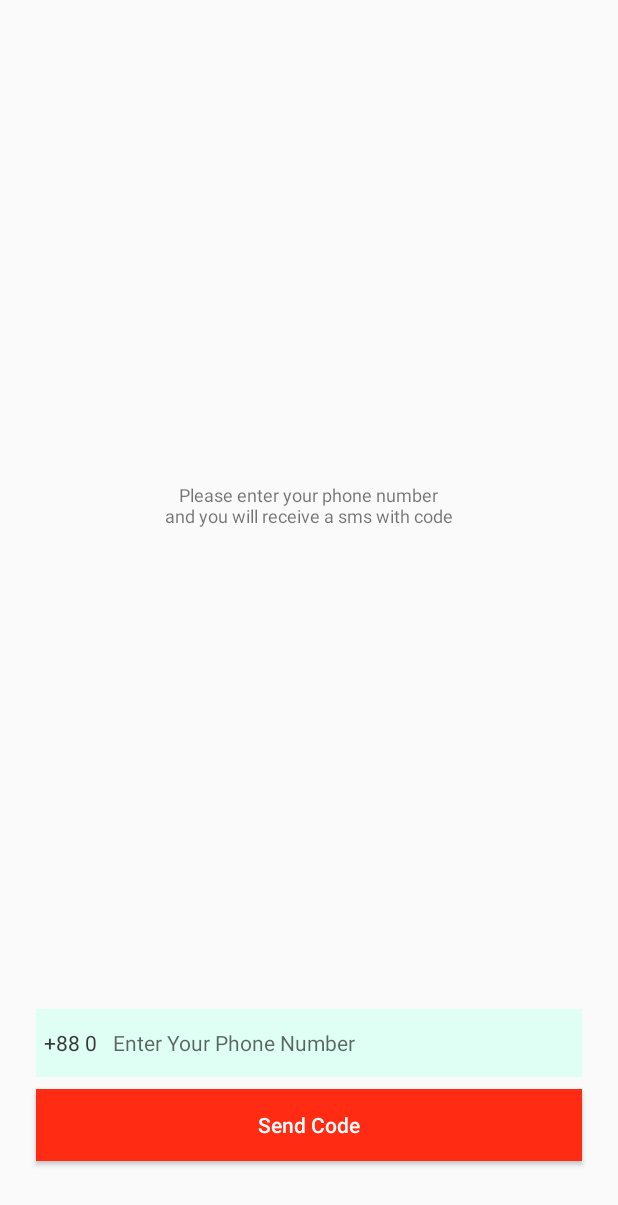
After one commit to walid-ashik/exertion, an Android app: the MobileSignUpActivity screen opened directly, with no data from a screen before it, on a phone screen of 412 x 824 dp. The commit adds this screen. Shown: the top 1205 px of the screen. Run offline under Robolectric (Android 15) with nearby library versions, the phone set to English and light mode, and no system bars; our stand-ins replace ButterKnife, Firebase (no records; nobody signed in at launch, a user with empty details on screens opened directly).

Commit message:
register user with mobile

```diff
--- /dev/null
+++ b/app/src/main/java/com/appkwan/exertion/feature/signup/MobileSignUpActivity.java
@@ -0,0 +1,147 @@
+package com.appkwan.exertion.feature.signup;
+
+import android.app.ProgressDialog;
+import android.content.Intent;
+import android.os.Bundle;
+import android.support.v7.app.AppCompatActivity;
+import android.support.v7.widget.AppCompatEditText;
+import android.view.View;
+import android.widget.Button;
+import android.widget.LinearLayout;
+import android.widget.TextView;
+import android.widget.Toast;
+
+import com.appkwan.exertion.R;
+import com.appkwan.exertion.feature.home.MainActivity;
+import com.google.firebase.FirebaseException;
+import com.google.firebase.auth.FirebaseAuth;
+import com.google.firebase.auth.PhoneAuthCredential;
+import com.google.firebase.auth.PhoneAuthProvider;
+
+import java.util.concurrent.TimeUnit;
+
+import butterknife.BindView;
+import butterknife.ButterKnife;
+import butterknife.OnClick;
+
+public class MobileSignUpActivity extends AppCompatActivity {
+
+    @BindView(R.id.textView3)
+    TextView textView3;
+    @BindView(R.id.phone_edittext)
+    AppCompatEditText phoneEdittext;
+    @BindView(R.id.send_code_button)
+    Button sendCodeButton;
+    @BindView(R.id.titleTextView)
+    TextView titleTextView;
+    @BindView(R.id.verification_code_edittext)
+    AppCompatEditText verificationCodeEdittext;
+    @BindView(R.id.verify_code_button)
+    Button verifyCodeButton;
+    @BindView(R.id.codeVerificationLayout)
+    LinearLayout codeVerificationLayout;
+
+    private FirebaseAuth mAuth;
+    private String verificationId;
+
+    private ProgressDialog mProgressDialog;
+
+    @Override
+    protected void onCreate(Bundle savedInstanceState) {
+        super.onCreate(savedInstanceState);
+        setContentView(R.layout.activity_mobile_sign_up);
+        ButterKnife.bind(this);
+        mAuth = FirebaseAuth.getInstance();
+
+        mProgressDialog = new ProgressDialog(this);
+        mProgressDialog.setMessage("Please wait...");
+    }
+
+    @OnClick(R.id.send_code_button)
+    public void onSendCodeButtonClicked() {
+
+        String phoneNumber = phoneEdittext.getText().toString().trim();
+
+        if (phoneNumber.isEmpty()) {
+            Toast.makeText(this, "Please enter your phone number", Toast.LENGTH_SHORT).show();
+            return;
+        }
+
+        PhoneAuthProvider.getInstance().verifyPhoneNumber(
+               "+880g" +  phoneNumber,        // Phone number to verify
+                60,                 // Timeout duration
+                TimeUnit.SECONDS,   // Unit of timeout
+                this,               // Activity (for callback binding)
+                mCallbacks);
+
+        phoneEdittext.setVisibility(View.GONE);
+        sendCodeButton.setVisibility(View.GONE);
+        textView3.setVisibility(View.GONE);
+
+        titleTextView.setText("Please enter the verification\ncode we sent to your number");
+        codeVerificationLayout.setVisibility(View.VISIBLE);
+
+    }
+
+    @OnClick(R.id.verify_code_button)
+    public void onVerificationButtonClicked(){
+        String code = verificationCodeEdittext.getText().toString().trim();
+
+        if(code.isEmpty()){
+            Toast.makeText(this, "Please enter code!", Toast.LENGTH_SHORT).show();
+            return;
+        }
+
+        verifyCode(code);
+    }
+
+    private PhoneAuthProvider.OnVerificationStateChangedCallbacks
+            mCallbacks = new PhoneAuthProvider.OnVerificationStateChangedCallbacks() {
+
+        @Override
+        public void onCodeSent(String s, PhoneAuthProvider.ForceResendingToken forceResendingToken) {
+            super.onCodeSent(s, forceResendingToken);
+            verificationId = s;
+        }
+
+        @Override
+        public void onVerificationCompleted(PhoneAuthCredential phoneAuthCredential) {
+            String code = phoneAuthCredential.getSmsCode();
+            if (code != null) {
+                mProgressDialog.show();
+                verifyCode(code);
+            }
+        }
+
+        @Override
+        public void onVerificationFailed(FirebaseException e) {
+            Toast.makeText(MobileSignUpActivity.this, e.getMessage(), Toast.LENGTH_SHORT).show();
+        }
+    };
+
+    private void verifyCode(String code) {
+        PhoneAuthCredential credential = PhoneAuthProvider.getCredential(verificationId, code);
+        signInWithCredential(credential);
+    }
+
+    private void signInWithCredential(PhoneAuthCredential credential) {
+
+        mAuth.signInWithCredential(credential)
+                .addOnCompleteListener(task -> {
+
+                    if (task.isSuccessful()) {
+
+                        mProgressDialog.hide();
+
+                        Intent intent = new Intent(MobileSignUpActivity.this, MainActivity.class);
+                        intent.setFlags(Intent.FLAG_ACTIVITY_NEW_TASK | Intent.FLAG_ACTIVITY_CLEAR_TASK);
+                        startActivity(intent);
+                    } else {
+                        Toast.makeText(this, task.getException().getMessage(), Toast.LENGTH_SHORT).show();
+                    }
+
+                });
+
+    }
+
+}
--- /dev/null
+++ b/app/src/main/res/layout/activity_mobile_sign_up.xml
@@ -0,0 +1,112 @@
+<?xml version="1.0" encoding="utf-8"?>
+<android.support.constraint.ConstraintLayout xmlns:android="http://schemas.android.com/apk/res/android"
+    xmlns:app="http://schemas.android.com/apk/res-auto"
+    xmlns:tools="http://schemas.android.com/tools"
+    android:layout_width="match_parent"
+    android:layout_height="match_parent"
+    tools:context=".feature.signup.MobileSignUpActivity">
+
+    <TextView
+        android:id="@+id/textView3"
+        android:layout_width="wrap_content"
+        android:layout_height="45dp"
+        android:layout_marginStart="24dp"
+        android:background="@color/colorEditTextBG"
+        android:gravity="center"
+        android:paddingStart="5dp"
+        android:paddingEnd="5dp"
+        android:text="+88 0"
+        android:textColor="@color/colorSemiBlack"
+        android:textSize="14sp"
+        app:layout_constraintStart_toStartOf="parent"
+        app:layout_constraintTop_toTopOf="@+id/phone_edittext" />
+
+    <android.support.v7.widget.AppCompatEditText
+        android:id="@+id/phone_edittext"
+        android:layout_width="0dp"
+        android:layout_height="45dp"
+        android:layout_marginEnd="24dp"
+        android:layout_marginBottom="8dp"
+        android:background="@color/colorEditTextBG"
+        android:hint="Enter Your Phone Number"
+        android:inputType="numberDecimal"
+        android:paddingStart="5dp"
+        android:paddingEnd="5dp"
+        android:textSize="14sp"
+        app:layout_constraintBottom_toTopOf="@+id/send_code_button"
+        app:layout_constraintEnd_toEndOf="parent"
+        app:layout_constraintStart_toEndOf="@+id/textView3" />
+
+    <Button
+        android:id="@+id/send_code_button"
+        android:layout_width="0dp"
+        android:layout_height="wrap_content"
+        android:layout_marginStart="24dp"
+        android:layout_marginEnd="24dp"
+        android:layout_marginBottom="50dp"
+        android:background="@color/colorAccent"
+        android:text="Send Code"
+        android:textAllCaps="false"
+        android:textColor="@color/colorWhite"
+        app:layout_constraintBottom_toBottomOf="parent"
+        app:layout_constraintEnd_toEndOf="parent"
+        app:layout_constraintStart_toStartOf="parent" />
+
+    <TextView
+        android:id="@+id/titleTextView"
+        android:layout_width="wrap_content"
+        android:layout_height="wrap_content"
+        android:layout_marginStart="8dp"
+        android:layout_marginTop="8dp"
+        android:layout_marginEnd="8dp"
+        android:layout_marginBottom="8dp"
+        android:gravity="center"
+        android:text="Please enter your phone number\nand you will receive a sms with code"
+        android:textSize="12sp"
+        app:layout_constraintBottom_toTopOf="@+id/phone_edittext"
+        app:layout_constraintEnd_toEndOf="parent"
+        app:layout_constraintHorizontal_bias="0.497"
+        app:layout_constraintStart_toStartOf="parent"
+        app:layout_constraintTop_toTopOf="parent" />
+
+    <LinearLayout
+        android:id="@+id/codeVerificationLayout"
+        android:layout_width="match_parent"
+        android:layout_height="wrap_content"
+        android:layout_marginStart="24dp"
+        android:layout_marginTop="8dp"
+        android:layout_marginEnd="24dp"
+        android:orientation="vertical"
+        android:visibility="gone"
+        app:layout_constraintBottom_toBottomOf="parent"
+        app:layout_constraintEnd_toEndOf="parent"
+        app:layout_constraintHorizontal_bias="0.0"
+        app:layout_constraintStart_toStartOf="parent"
+        app:layout_constraintTop_toBottomOf="@+id/titleTextView"
+        app:layout_constraintVertical_bias="1.0">
+
+        <android.support.v7.widget.AppCompatEditText
+            android:id="@+id/verification_code_edittext"
+            android:layout_width="match_parent"
+            android:layout_height="45dp"
+            android:background="@color/colorEditTextBG"
+            android:gravity="center"
+            android:hint="Enter Code"
+            android:inputType="numberDecimal"
+            android:paddingStart="5dp"
+            android:paddingEnd="5dp"
+            android:textSize="14sp" />
+
+        <Button
+            android:id="@+id/verify_code_button"
+            android:layout_width="match_parent"
+            android:layout_height="wrap_content"
+            android:layout_marginBottom="50dp"
+            android:background="@color/colorPrimary"
+            android:text="Verify Code"
+            android:textAllCaps="false"
+            android:textColor="@color/colorWhite" />
+
+    </LinearLayout>
+
+</android.support.constraint.ConstraintLayout>
```
Also changed, not shown: app/src/main/AndroidManifest.xml (+5 -3 lines), app/src/main/java/com/appkwan/exertion/feature/comment/CommentAdapter.java (+3 -4 lines), app/src/main/java/com/appkwan/exertion/feature/signup/SignUpActivity.java (+22 -2 lines), app/src/main/java/com/appkwan/exertion/feature/splash/SplashActivity.java (+9 -3 lines), app/src/main/res/layout/dialog_phone_sign_up_layout.xml (added, +70 -0 lines).
